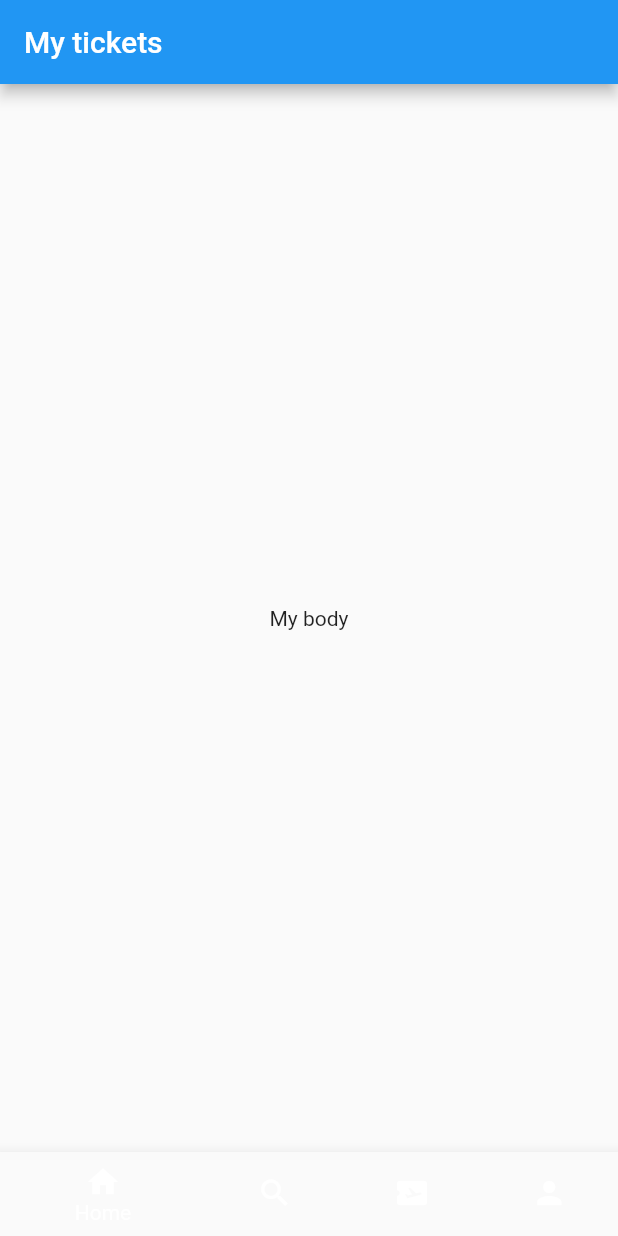
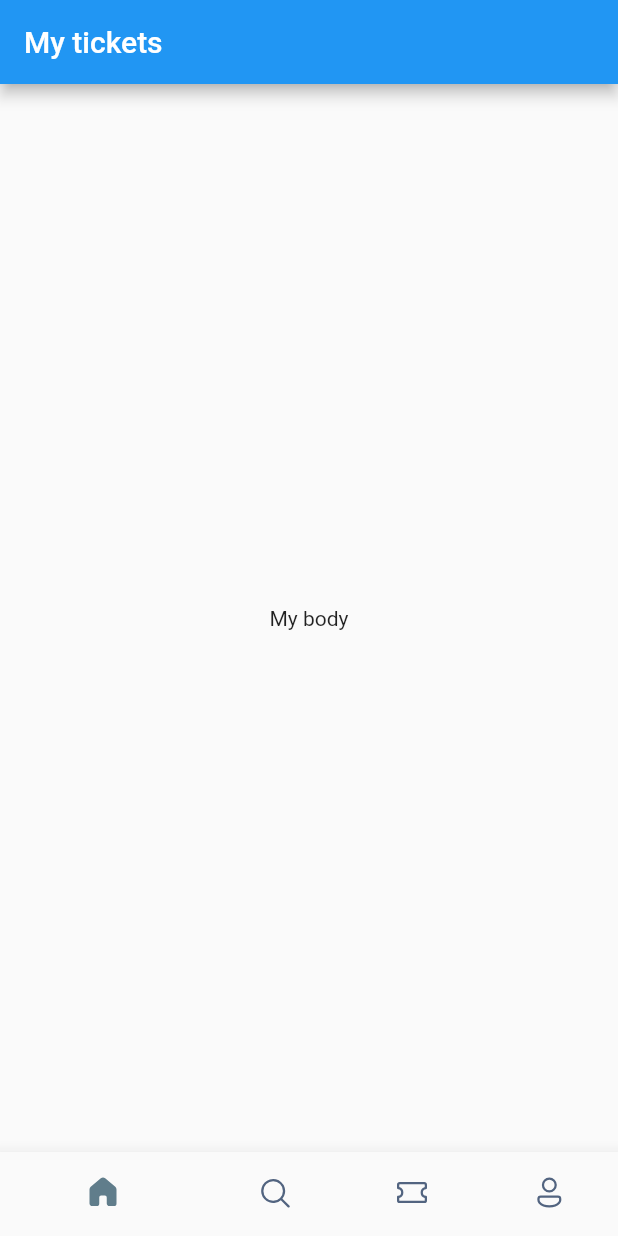
Before and after one commit to TOUFIK-Taha98/booktickets, a Flutter app: the screen it shows after launch, on a phone screen of 412 x 824 dp. Run offline on Flutter 3.47's test engine with Material 2 defaults, Android fonts, the phone set to English and light mode, and no system bars; our stand-ins replace fluentui_icons.

Commit message:
Adding more properties to the BottomNavigationBar

```diff
--- a/lib/screens/bottom_bar.dart
+++ b/lib/screens/bottom_bar.dart
@@ -1,3 +1,4 @@
+import 'package:fluentui_icons/fluentui_icons.dart';
 import 'package:flutter/material.dart';
 
 class BottomBar extends StatefulWidget {
@@ -17,13 +18,30 @@ class _BottomBarState extends State<BottomBar> {
       body: const Center(
         child: Text("My body"),
       ),
-      bottomNavigationBar: BottomNavigationBar(items: const [
-        BottomNavigationBarItem(icon: Icon(Icons.home), label: "Home"),
-        BottomNavigationBarItem(icon: Icon(Icons.search), label: "Search"),
-        BottomNavigationBarItem(
-            icon: Icon(Icons.airplane_ticket), label: "Tickets"),
-        BottomNavigationBarItem(icon: Icon(Icons.person), label: "Profil"),
-      ]),
+      bottomNavigationBar: BottomNavigationBar(
+          elevation: 10,
+          showSelectedLabels: false,
+          showUnselectedLabels: false,
+          selectedItemColor: Colors.blueGrey,
+          unselectedItemColor: const Color(0XFF526480),
+          items: const [
+            BottomNavigationBarItem(
+                icon: Icon(FluentSystemIcons.ic_fluent_home_regular),
+                activeIcon: Icon(FluentSystemIcons.ic_fluent_home_filled),
+                label: "Home"),
+            BottomNavigationBarItem(
+                icon: Icon(FluentSystemIcons.ic_fluent_search_regular),
+                activeIcon: Icon(FluentSystemIcons.ic_fluent_search_filled),
+                label: "Search"),
+            BottomNavigationBarItem(
+                icon: Icon(FluentSystemIcons.ic_fluent_ticket_regular),
+                activeIcon: Icon(FluentSystemIcons.ic_fluent_ticket_filled),
+                label: "Tickets"),
+            BottomNavigationBarItem(
+                icon: Icon(FluentSystemIcons.ic_fluent_person_regular),
+                activeIcon: Icon(FluentSystemIcons.ic_fluent_person_filled),
+                label: "Profil"),
+          ]),
     );
   }
 }
--- a/pubspec.yaml
+++ b/pubspec.yaml
@@ -13,6 +13,7 @@ dependencies:
     sdk: flutter
 
   cupertino_icons: ^1.0.2
+  fluentui_icons: ^1.0.0
 
 dev_dependencies:
   flutter_test:
```
Also changed, not shown: pubspec.lock.
